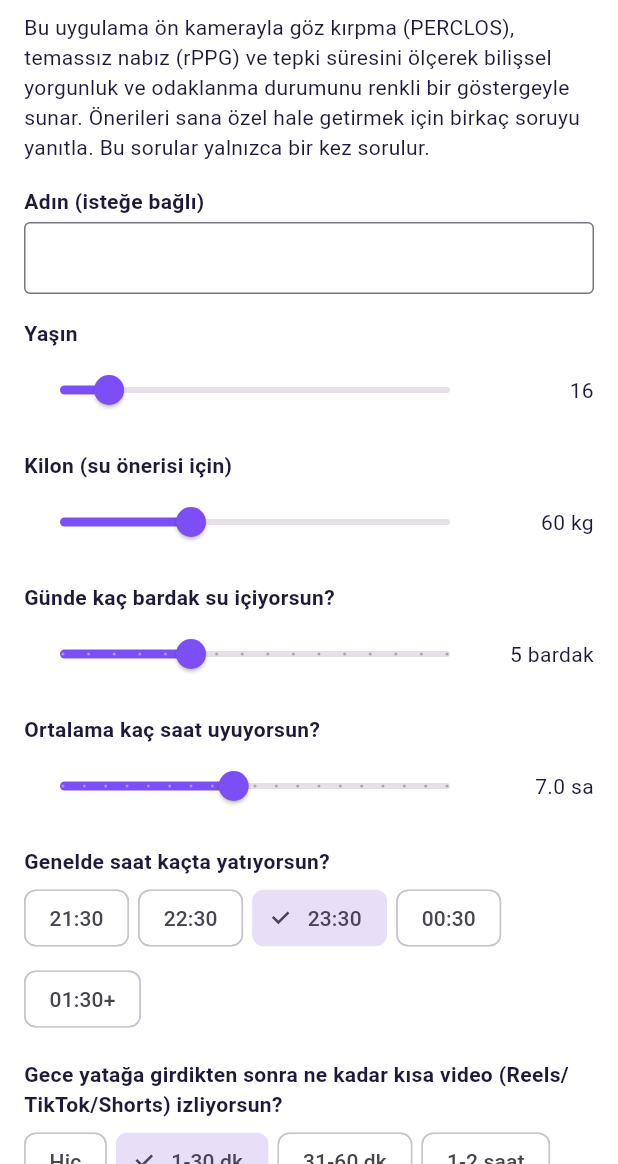
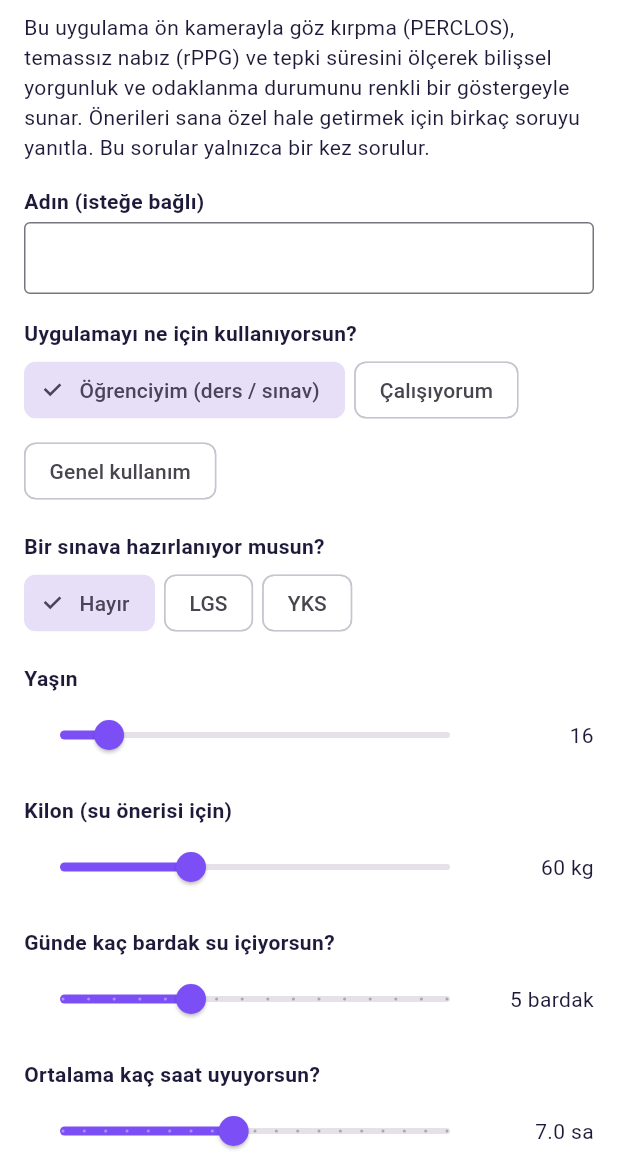
Before and after one commit to ranatemur60/biyoodak, a Flutter app: the screen it shows after launch, after a tap on "Uygulamaya Gir", on a phone screen of 412 x 824 dp, the part 72-1236 px from its top. Run offline on Flutter 3.47's test engine with Material 3 defaults, Android fonts, the phone set to English and light mode, and no system bars; our stand-ins replace camera, material_ui, shared_preferences, web; missing offline and left inert: dart:js_interop, dart:ui_web, google_mlkit_face_detection.

Commit message:
Öğrenci modu: kullanım amacı ve sınav sorusu, ders odaklı bildirimler ve öneriler
Co-Authored-By: Claude Opus 5.5 <noreply@anthropic.com>
Claude-Session: https://claude.ai/code/session_01GdktUxRePXTPXwoUEtM3sa

```diff
--- a/lib/main.dart
+++ b/lib/main.dart
@@ -17,7 +17,7 @@ Future<void> main() async {
   await Store.init();
   await SystemChrome.setPreferredOrientations([DeviceOrientation.portraitUp]);
   if (Store.onboarded && Store.breakAlerts) {
-    unawaited(ScreenTime.start(name: Store.profile.name));
+    unawaited(ScreenTime.start(name: Store.profile.name, student: Store.profile.isStudent, exam: Store.profile.examName));
   }
   WebUsage.startTicking();
   runApp(const NeuroVibeApp());
@@ -155,11 +155,18 @@ class MainShellState extends State<MainShell> {
     super.initState();
     webAlerts = WebUsage.alerts.listen((min) {
       if (!mounted) return;
-      final msg = switch (min) {
-        30 => '30 dakikadır ekrandasın 👀 Gözlerini 20 saniye uzağa odakla.',
-        45 => '45 dakika oldu ⏳ Kalk, bir bardak su iç ve biraz esne.',
-        _ => '1 saat doldu! 🛑 Telefonu bırakıp mola verme zamanı.',
-      };
+      final st = Store.profile.isStudent;
+      final msg = st
+          ? switch (min) {
+              30 => '30 dakikadır telefondasın 📚 Bu yaklaşık 1 ders saati demek. Kitabına dönmeye ne dersin?',
+              45 => '45 dakika oldu ⏱️ Bu sürede bir Pomodoro bloğu yapabilirdin: 25 dk ders + 5 dk mola. Hemen başlayalım mı?',
+              _ => '1 saat doldu! 🛑 Telefonu kenara koy ve 30 dakika ders çalış.',
+            }
+          : switch (min) {
+              30 => '30 dakikadır ekrandasın 👀 Gözlerini 20 saniye uzağa odakla.',
+              45 => '45 dakika oldu ⏳ Kalk, bir bardak su iç ve biraz esne.',
+              _ => '1 saat doldu! 🛑 Telefonu bırakıp mola verme zamanı.',
+            };
       showDialog<void>(
           context: context,
           builder: (c) => AlertDialog(
--- a/lib/models.dart
+++ b/lib/models.dart
@@ -12,8 +12,15 @@ class UserProfile {
   int activity; // 0: az, 1: orta, 2: çok
   int caffeine; // günlük çay/kahve
   bool phoneNearWhileStudy;
+  int purpose; // 0: öğrenci, 1: çalışıyor, 2: genel kullanım
+  int exam; // 0: yok, 1: LGS, 2: YKS
+
+  bool get isStudent => purpose == 0;
+  String get examName => const ['', 'LGS', 'YKS'][exam.clamp(0, 2)];
 
   UserProfile({
+    this.purpose = 0,
+    this.exam = 0,
     this.name = '',
     this.age = 16,
     this.weightKg = 60,
@@ -40,9 +47,13 @@ class UserProfile {
         'activity': activity,
         'caffeine': caffeine,
         'phoneNearWhileStudy': phoneNearWhileStudy,
+        'purpose': purpose,
+        'exam': exam,
       };
 
   factory UserProfile.fromJson(Map<String, dynamic> j) => UserProfile(
+        purpose: (j['purpose'] ?? 0) as int,
+        exam: (j['exam'] ?? 0) as int,
         name: j['name'] ?? '',
         age: (j['age'] ?? 16) as int,
         weightKg: (j['weightKg'] ?? 60).toDouble(),
--- a/lib/screens/profile_form.dart
+++ b/lib/screens/profile_form.dart
@@ -57,10 +57,13 @@ class _ProfileFormState extends State<ProfileForm> {
   Future<void> _save() async {
     u.name = _name.text.trim();
     await Store.saveProfile(u);
+    if (!widget.firstRun && Store.breakAlerts) {
+      await ScreenTime.start(name: u.name, student: u.isStudent, exam: u.examName);
+    }
     if (widget.firstRun) {
       Store.onboarded = true;
       await ScreenTime.requestNotificationPermission();
-      if (Store.breakAlerts) await ScreenTime.start(name: u.name);
+      if (Store.breakAlerts) await ScreenTime.start(name: u.name, student: u.isStudent, exam: u.examName);
     }
     widget.onDone?.call();
   }
@@ -77,6 +80,9 @@ class _ProfileFormState extends State<ProfileForm> {
         const SizedBox(height: 8),
       ],
       _q('Adın (isteğe bağlı)', TextField(controller: _name, decoration: const InputDecoration(border: OutlineInputBorder(), isDense: true))),
+      _q('Uygulamayı ne için kullanıyorsun?', _choice(const ['Öğrenciyim (ders / sınav)', 'Çalışıyorum', 'Genel kullanım'], u.purpose, (i) => u.purpose = i)),
+      if (u.isStudent)
+        _q('Bir sınava hazırlanıyor musun?', _choice(const ['Hayır', 'LGS', 'YKS'], u.exam, (i) => u.exam = i)),
       _q('Yaşın', _slider(u.age.toDouble(), 10, 60, 50, '${u.age}', (v) => setState(() => u.age = v.round()))),
       _q('Kilon (su önerisi için)', _slider(u.weightKg, 30, 120, 90, '${u.weightKg.round()} kg', (v) => setState(() => u.weightKg = v.roundToDouble()))),
       _q('Günde kaç bardak su içiyorsun?', _slider(u.waterGlasses.toDouble(), 0, 15, 15, '${u.waterGlasses} bardak', (v) => setState(() => u.waterGlasses = v.round()))),
--- a/lib/screens/screen_usage.dart
+++ b/lib/screens/screen_usage.dart
@@ -67,7 +67,7 @@ class _BreakAlertsCardState extends State<BreakAlertsCard> with WidgetsBindingOb
               Store.breakAlerts = v;
               if (v) {
                 await ScreenTime.requestNotificationPermission();
-                await ScreenTime.start(name: Store.profile.name);
+                await ScreenTime.start(name: Store.profile.name, student: Store.profile.isStudent, exam: Store.profile.examName);
               } else {
                 await ScreenTime.stop();
               }
--- a/lib/services/screen_time.dart
+++ b/lib/services/screen_time.dart
@@ -44,10 +44,12 @@ class ScreenTime {
     } catch (_) {}
   }
 
-  static Future<void> start({String name = ''}) async {
+  static Future<void> start({String name = '', bool student = false, String exam = ''}) async {
     if (!supported) return;
     try {
       await _ch.invokeMethod('start', {
+        'student': student,
+        'exam': exam,
         'thresholds': [30, 45, 60],
         'resetMin': 30, // ekran 30 dk kapalı kalırsa sayaç sıfırlanır
         'name': name,
--- a/lib/services/storage.dart
+++ b/lib/services/storage.dart
@@ -9,8 +9,8 @@ class Store {
   static late SharedPreferences _p;
   static Future<void> init() async => _p = await SharedPreferences.getInstance();
 
-  static bool get onboarded => _p.getBool('onboarded_v2') ?? false;
-  static set onboarded(bool v) => _p.setBool('onboarded_v2', v);
+  static bool get onboarded => _p.getBool('onboarded_v3') ?? false;
+  static set onboarded(bool v) => _p.setBool('onboarded_v3', v);
 
   static UserProfile get profile {
     final s = _p.getString('profile');
--- a/pubspec.yaml
+++ b/pubspec.yaml
@@ -16,7 +16,7 @@ publish_to: 'none' # Remove this line if you wish to publish to pub.dev
 # https://developer.apple.com/library/archive/documentation/General/Reference/InfoPlistKeyReference/Articles/CoreFoundationKeys.html
 # In Windows, build-name is used as the major, minor, and patch parts
 # of the product and file versions while build-number is used as the build suffix.
-version: 1.2.8+11
+version: 1.3.0+12
 
 environment:
   sdk: ^3.14.0
```
Also changed, not shown: lib/services/recommendations.dart (+24 -1 lines), 2 other files.
